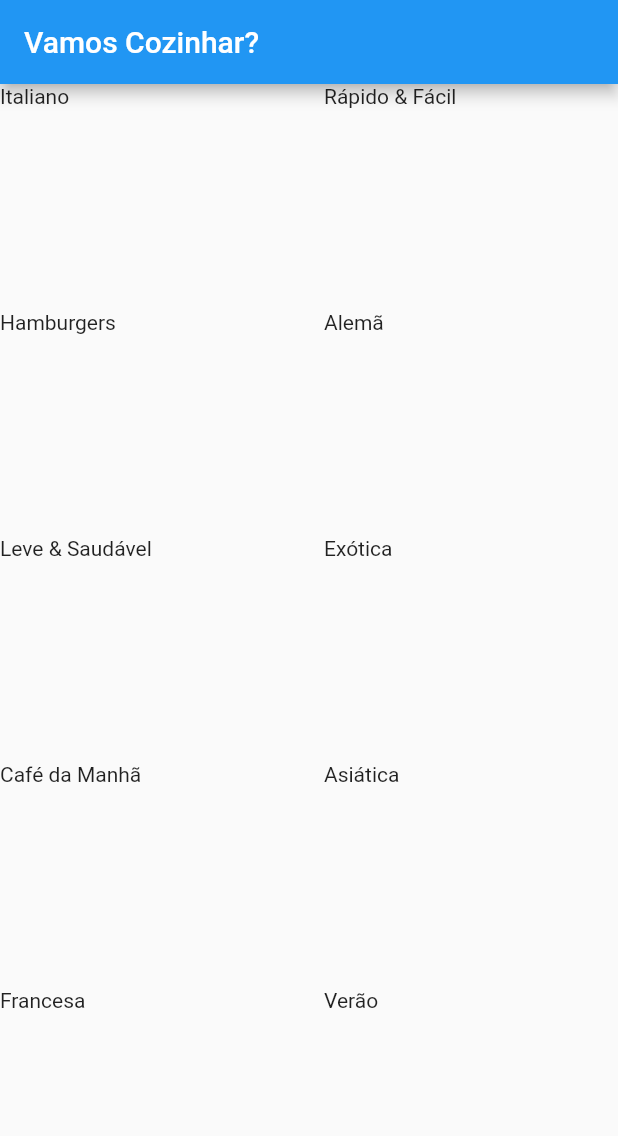
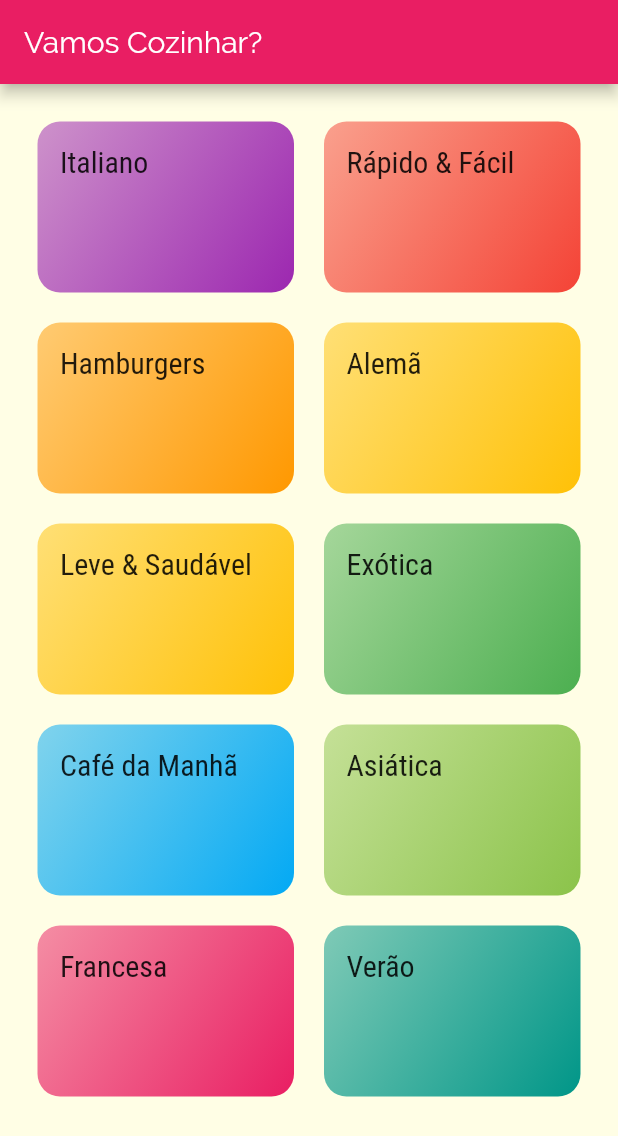
Before and after one commit to Egito/flutterCozinhar, a Flutter app: the screen it shows after launch, on a phone screen of 412 x 824 dp. Shown: the top 1136 px of the screen. Run offline on Flutter 3.47's test engine with Material 2 defaults, Android fonts, the phone set to English and light mode, and no system bars.

Commit message:
Atualizacoes de telas

```diff
--- a/lib/components/category_item.dart
+++ b/lib/components/category_item.dart
@@ -1,5 +1,6 @@
 import 'package:flutter/material.dart';
 import 'package:flutterCozinhar/models/category.dart';
+import '../screens/categories_meals_screen.dart';
 
 class CategoryItem extends StatelessWidget {
 
@@ -7,10 +8,38 @@ class CategoryItem extends StatelessWidget {
 
   CategoryItem(this.category);
 
+  void _selectCategory(BuildContext context) {
+    Navigator.of(context).push(MaterialPageRoute(
+      builder: (_) {
+        return CategoriesMealsScreen();
+      },
+      ),);
+  }
+
   @override
   Widget build(BuildContext context) {
-    return Container(
-      child: Text(category.title),
+    return InkWell(
+      onTap: () => _selectCategory(context),
+      splashColor: Theme.of(context).primaryColor,
+      borderRadius: BorderRadius.circular(15),
+          child: Container(
+        child: Text(
+          category.title,
+          style: Theme.of(context).textTheme.title,
+          ),
+        padding: EdgeInsets.all(15),
+        decoration: BoxDecoration(
+          borderRadius: BorderRadius.circular(15),
+          gradient: LinearGradient(
+            colors: [
+              category.color.withOpacity(0.5),
+              category.color,
+            ],
+            begin: Alignment.topLeft,
+            end: Alignment.bottomRight,
+          ),
+        ),
+      ),
     );
   }
 }
--- a/lib/main.dart
+++ b/lib/main.dart
@@ -10,7 +10,16 @@ class MyApp extends StatelessWidget {
     return MaterialApp(
       title: 'DeliMeals',
       theme: ThemeData(
-        primarySwatch: Colors.blue,
+        primarySwatch: Colors.pink,
+        accentColor: Colors.amber,
+        fontFamily: 'Raleway',
+        canvasColor: Color.fromRGBO(255, 254, 229, 1),
+        textTheme: ThemeData.light().textTheme.copyWith(
+          title: TextStyle(
+            fontSize: 20,
+            fontFamily: 'RobotoCondensed',
+          ),
+        ),
       ),
       home: CategoriesScreen(),
     );
--- a/lib/screens/categories_screen.dart
+++ b/lib/screens/categories_screen.dart
@@ -9,6 +9,7 @@ class CategoriesScreen extends StatelessWidget {
     return Scaffold(
       appBar: AppBar(title: Text('Vamos Cozinhar?'),),
       body: GridView(
+        padding: const EdgeInsets.all(25),
         gridDelegate: SliverGridDelegateWithMaxCrossAxisExtent(
           maxCrossAxisExtent: 200,
           childAspectRatio: 3/2,
```
Also changed, not shown: lib/screens/categories_meals_screen.dart (added, +15 -0 lines), pubspec.yaml (+17 -6 lines), lib/assets/fonts/Raleway-Black.ttf (added), lib/assets/fonts/Raleway-Bold.ttf (added), lib/assets/fonts/Raleway-Regular.ttf (added), lib/assets/fonts/RobotoCondensed-Bold.ttf (added), lib/assets/fonts/RobotoCondensed-Italic.ttf (added), lib/assets/fonts/RobotoCondensed-Light.ttf (added), lib/assets/fonts/RobotoCondensed-Regular.ttf (added).
